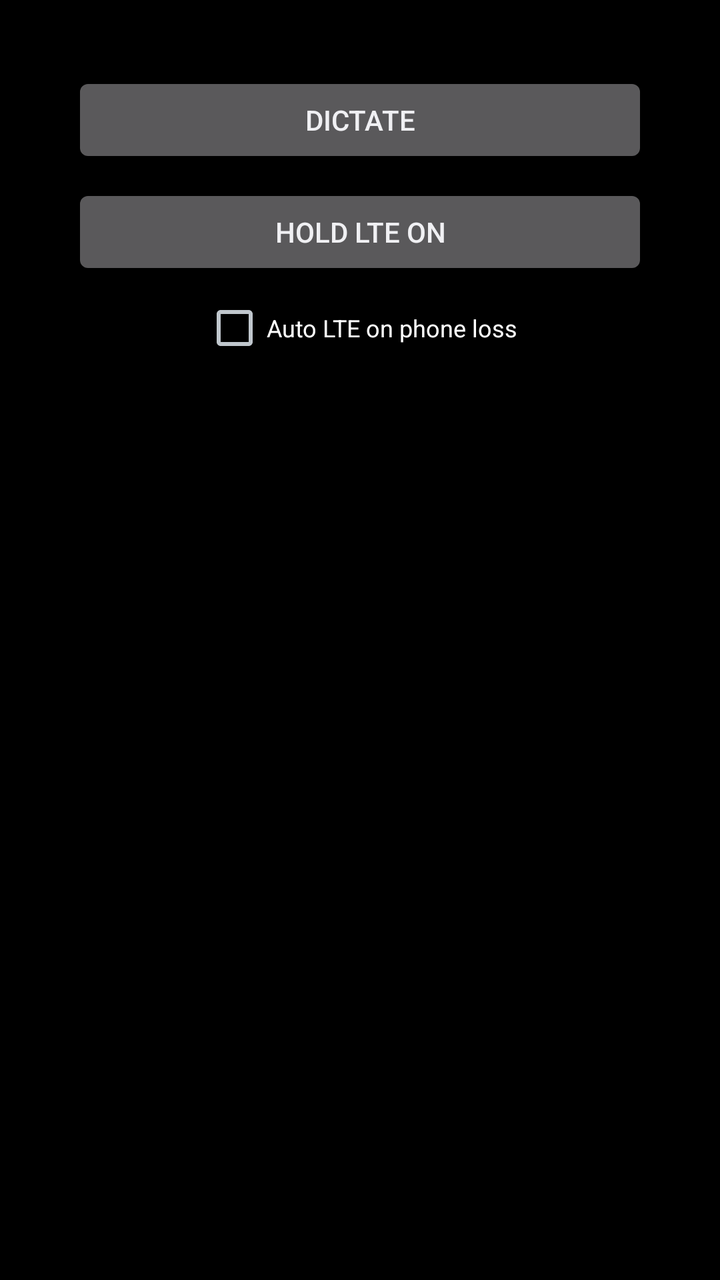
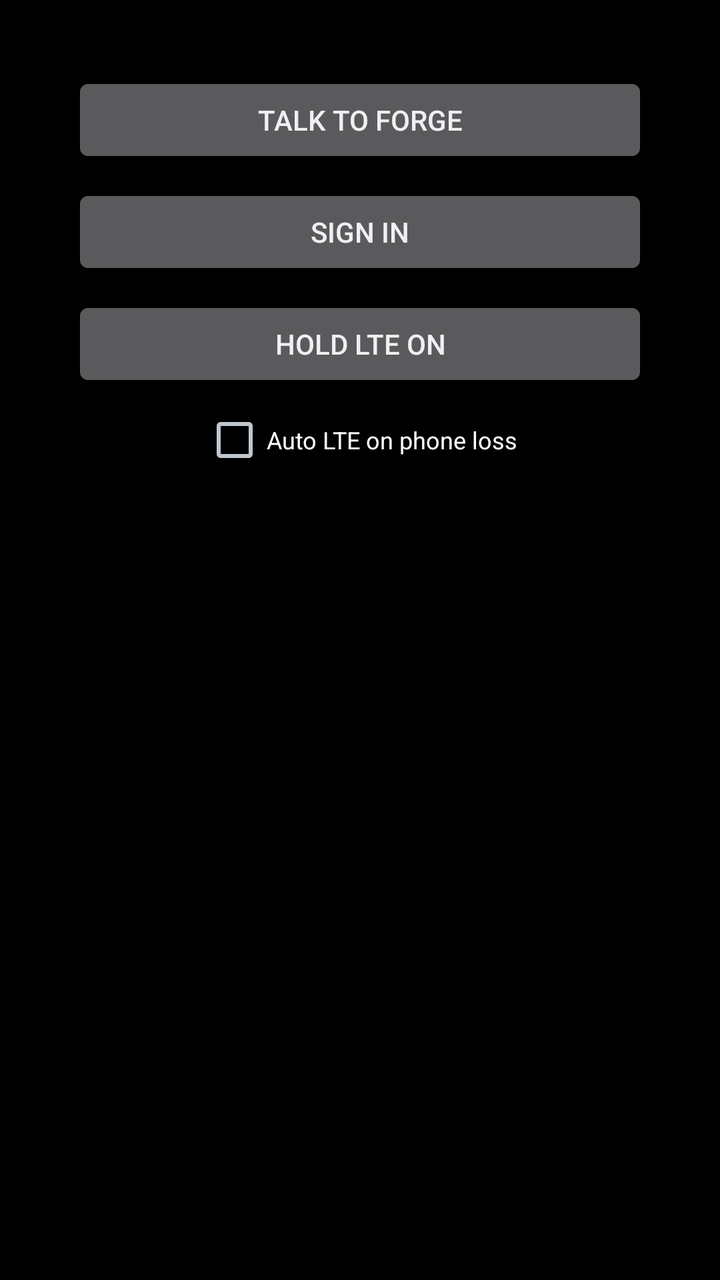

Two renders of the same Android screen: before a commit and after it. Below are the layout's source before the change and the commit's diff.
<!-- AndroidManifest.xml: application theme android:Theme.DeviceDefault -->
<!-- res/layout/activity_main.xml -->
<?xml version="1.0" encoding="utf-8"?>
<ScrollView xmlns:android="http://schemas.android.com/apk/res/android"
    android:layout_width="match_parent"
    android:layout_height="match_parent"
    android:background="#000000">

    
    <LinearLayout
        android:layout_width="match_parent"
        android:layout_height="wrap_content"
        android:orientation="vertical"
        android:gravity="center_horizontal"
        android:padding="36dp">

        <Button
            android:id="@+id/dictate"
            android:layout_width="match_parent"
            android:layout_height="wrap_content"
            android:text="@string/dictate" />

        <Button
            android:id="@+id/warmup"
            android:layout_width="match_parent"
            android:layout_height="wrap_content"
            android:layout_marginTop="8dp"
            android:text="@string/warmup_start" />

        <CheckBox
            android:id="@+id/autoWarmup"
            android:layout_width="wrap_content"
            android:layout_height="wrap_content"
            android:layout_marginTop="8dp"
            android:text="@string/auto_warmup"
            android:textColor="#FFFFFF"
            android:textSize="12sp" />
    </LinearLayout>
</ScrollView>
<!-- resources referenced by this layout -->
<resources>
  <string name="auto_warmup">Auto LTE on phone loss</string>
  <string name="dictate">Dictate</string>
  <string name="warmup_start">Hold LTE on</string>
</resources>

<!-- the commit's change to res/layout/activity_main.xml (unified diff, before → after) -->
@@ -19,6 +19,13 @@
             android:text="@string/dictate" />
 
         <Button
+            android:id="@+id/account"
+            android:layout_width="match_parent"
+            android:layout_height="wrap_content"
+            android:layout_marginTop="8dp"
+            android:text="@string/sign_in" />
+
+        <Button
             android:id="@+id/warmup"
             android:layout_width="match_parent"
             android:layout_height="wrap_content"
<!-- resource entries referenced after the edit -->
@@ -1,7 +1,8 @@
 <!-- resources referenced by this layout -->
 <resources>
   <string name="auto_warmup">Auto LTE on phone loss</string>
-  <string name="dictate">Dictate</string>
+  <string name="dictate">Talk to Forge</string>
+  <string name="sign_in">Sign in</string>
   <string name="warmup_start">Hold LTE on</string>
 </resources>
 
